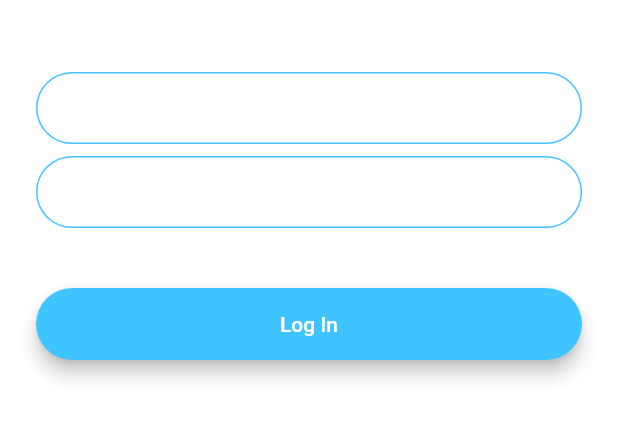
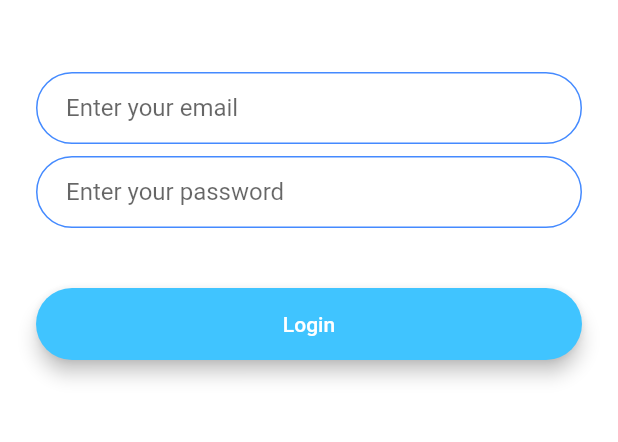
Before and after one commit to Chris-Eminence/Flutter-Mouthpiece-ChatApp, a Flutter app: the screen it shows after launch, after a tap on "Login", on a phone screen of 412 x 824 dp, the part 576-1018 px from its top. Run offline on Flutter 3.47's test engine with Material 2 defaults, Android fonts, the light colour scheme and no system bars; our stand-ins replace animated_text_kit.

Commit message:
refactored code

```diff
--- a/lib/components/rounded_button.dart
+++ b/lib/components/rounded_button.dart
@@ -22,6 +22,7 @@ class RoundedButton extends StatelessWidget {
           height: 42.0,
           child: Text(
             title,
+            style: const TextStyle(color: Colors.white),
           ),
         ),
       ),
--- a/lib/constants.dart
+++ b/lib/constants.dart
@@ -17,3 +17,19 @@ const kMessageContainerDecoration = BoxDecoration(
     top: BorderSide(color: Colors.lightBlueAccent, width: 2.0),
   ),
 );
+
+const kTextFieldDecoration = InputDecoration(
+  hintText: 'Enter corresponding value',
+  contentPadding: EdgeInsets.symmetric(vertical: 10.0, horizontal: 20.0),
+  border: OutlineInputBorder(
+    borderRadius: BorderRadius.all(Radius.circular(32.0)),
+  ),
+  enabledBorder: OutlineInputBorder(
+    borderSide: BorderSide(color: Colors.blueAccent, width: 1.0),
+    borderRadius: BorderRadius.all(Radius.circular(32.0)),
+  ),
+  focusedBorder: OutlineInputBorder(
+    borderSide: BorderSide(color: Colors.blueAccent, width: 2.0),
+    borderRadius: BorderRadius.all(Radius.circular(32.0)),
+  ),
+);
--- a/lib/main.dart
+++ b/lib/main.dart
@@ -10,12 +10,6 @@ class FlashChat extends StatelessWidget {
   @override
   Widget build(BuildContext context) {
     return MaterialApp(
-      theme: ThemeData.dark().copyWith(
-        textTheme: const TextTheme(
-          //body1: TextStyle(color: Colors.black54),
-          bodyText1: TextStyle(color: Colors.black54),
-        ),
-      ),
       initialRoute: WelcomeScreen.id,
       routes: {
         WelcomeScreen.id: (context) => WelcomeScreen(),
--- a/lib/screens/login_screen.dart
+++ b/lib/screens/login_screen.dart
@@ -1,4 +1,6 @@
 import 'package:flutter/material.dart';
+import 'package:mouthpiece/components/rounded_button.dart';
+import 'package:mouthpiece/constants.dart';
 
 class LoginScreen extends StatefulWidget {
   static const String id = 'login_screen';
@@ -13,91 +15,45 @@ class _LoginScreenState extends State<LoginScreen> {
     return Scaffold(
       backgroundColor: Colors.white,
       body: Padding(
-        padding: EdgeInsets.symmetric(horizontal: 24.0),
+        padding: const EdgeInsets.symmetric(horizontal: 24.0),
         child: Column(
           mainAxisAlignment: MainAxisAlignment.center,
           crossAxisAlignment: CrossAxisAlignment.stretch,
           children: <Widget>[
             Hero(
               tag: 'logo_transition',
-              child: Container(
+              child: SizedBox(
                 height: 200.0,
                 child: Image.asset('images/logo.png'),
               ),
             ),
-            SizedBox(
+            const SizedBox(
               height: 48.0,
             ),
             TextField(
                 onChanged: (value) {
                   //Do something with the user input.
                 },
-              decoration: InputDecoration(
-                hintText: 'Enter your email',
-                contentPadding:
-                    EdgeInsets.symmetric(vertical: 10.0, horizontal: 20.0),
-                border: OutlineInputBorder(
-                  borderRadius: BorderRadius.all(Radius.circular(32.0)),
-                ),
-                enabledBorder: OutlineInputBorder(
-                  borderSide:
-                      BorderSide(color: Colors.lightBlueAccent, width: 1.0),
-                  borderRadius: BorderRadius.all(Radius.circular(32.0)),
-                ),
-                focusedBorder: OutlineInputBorder(
-                  borderSide:
-                      BorderSide(color: Colors.lightBlueAccent, width: 2.0),
-                  borderRadius: BorderRadius.all(Radius.circular(32.0)),
-                ),
-              ),
-            ),
-            SizedBox(
+                decoration: kTextFieldDecoration.copyWith(
+                    hintText: 'Enter your email')),
+            const SizedBox(
               height: 8.0,
             ),
             TextField(
                 onChanged: (value) {
                   //Do something with the user input.
                 },
-              decoration: InputDecoration(
-                hintText: 'Enter your password.',
-                contentPadding:
-                    EdgeInsets.symmetric(vertical: 10.0, horizontal: 20.0),
-                border: OutlineInputBorder(
-                  borderRadius: BorderRadius.all(Radius.circular(32.0)),
-                ),
-                enabledBorder: OutlineInputBorder(
-                  borderSide:
-                      BorderSide(color: Colors.lightBlueAccent, width: 1.0),
-                  borderRadius: BorderRadius.all(Radius.circular(32.0)),
-                ),
-                focusedBorder: OutlineInputBorder(
-                  borderSide:
-                      BorderSide(color: Colors.lightBlueAccent, width: 2.0),
-                  borderRadius: BorderRadius.all(Radius.circular(32.0)),
-                ),
-              ),
-            ),
-            SizedBox(
+                decoration: kTextFieldDecoration.copyWith(
+                    hintText: 'Enter your password')),
+            const SizedBox(
               height: 24.0,
             ),
-            Padding(
-              padding: EdgeInsets.symmetric(vertical: 16.0),
-              child: Material(
-                color: Colors.lightBlueAccent,
-                borderRadius: BorderRadius.all(Radius.circular(30.0)),
-                elevation: 5.0,
-                child: MaterialButton(
+            RoundedButton(
                 onPressed: () {
-                    //Implement login functionality.
+                  //Implement Login Functionality here
                 },
-                  minWidth: 200.0,
-                  height: 42.0,
-                  child: Text(
-                    'Log In',
-                  ),
-                ),
-              ),
-            ),
+                title: 'Login',
+                color: Colors.lightBlueAccent)
           ],
         ),
       ),
--- a/pubspec.yaml
+++ b/pubspec.yaml
@@ -34,7 +34,7 @@ dependencies:
   # The following adds the Cupertino Icons font to your application.
   # Use with the CupertinoIcons class for iOS style icons.
   cupertino_icons: ^1.0.2
-  animated_text_kit: ^1.3.0
+  animated_text_kit: ^4.2.2
 
 dev_dependencies:
   flutter_test:
```
Also changed, not shown: lib/screens/registration_screen.dart (+11 -37 lines), pubspec.lock. Lines whose indentation alone changed are shown as unchanged.
